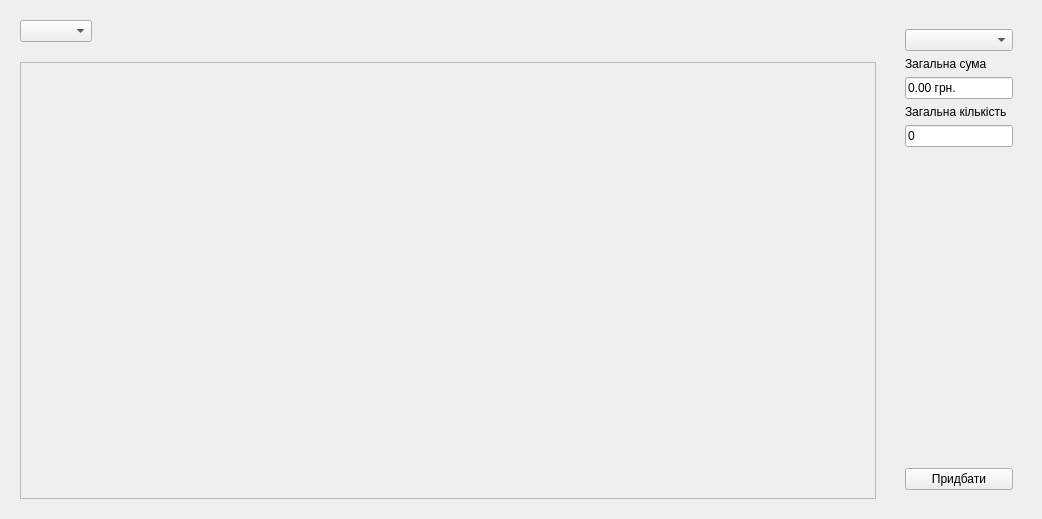
Old version of the form src/View/buyproduct.ui in the repository Fyz-dev/GunStore.
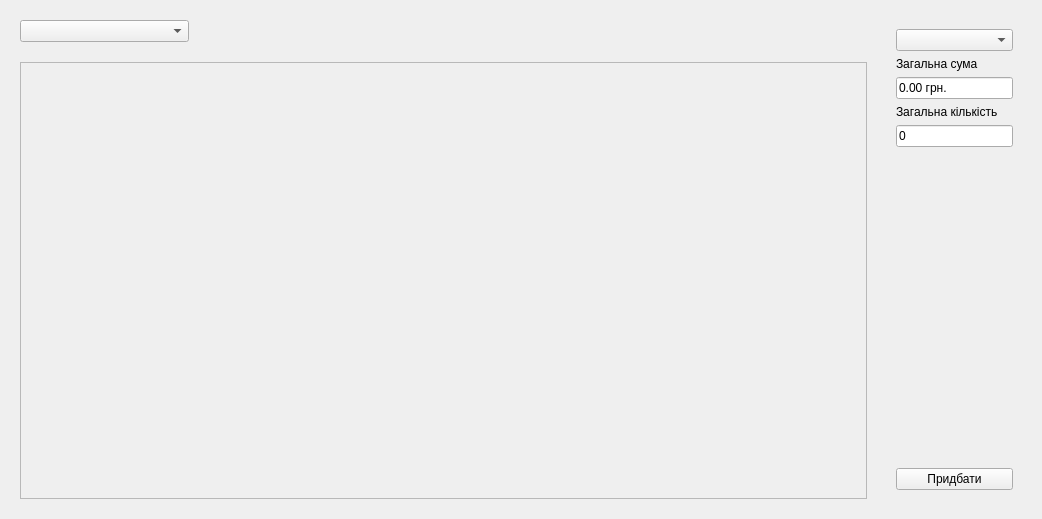
New version of the form.

```diff
--- a/src/View/buyproduct.ui
+++ b/src/View/buyproduct.ui
@@ -40,7 +40,11 @@
      <item>
       <layout class="QHBoxLayout" name="horizontalLayout">
        <item>
-        <widget class="QComboBox" name="comboBoxSupplier"/>
+        <widget class="QComboBox" name="comboBoxSupplier">
+         <property name="placeholderText">
+          <string>Виберіть постачальника</string>
+         </property>
+        </widget>
        </item>
        <item>
         <spacer name="horizontalSpacer">
@@ -126,6 +130,9 @@
         <property name="maxVisibleItems">
          <number>10</number>
         </property>
+        <property name="placeholderText">
+         <string>Виберіть товар</string>
+        </property>
        </widget>
       </item>
       <item>
```
